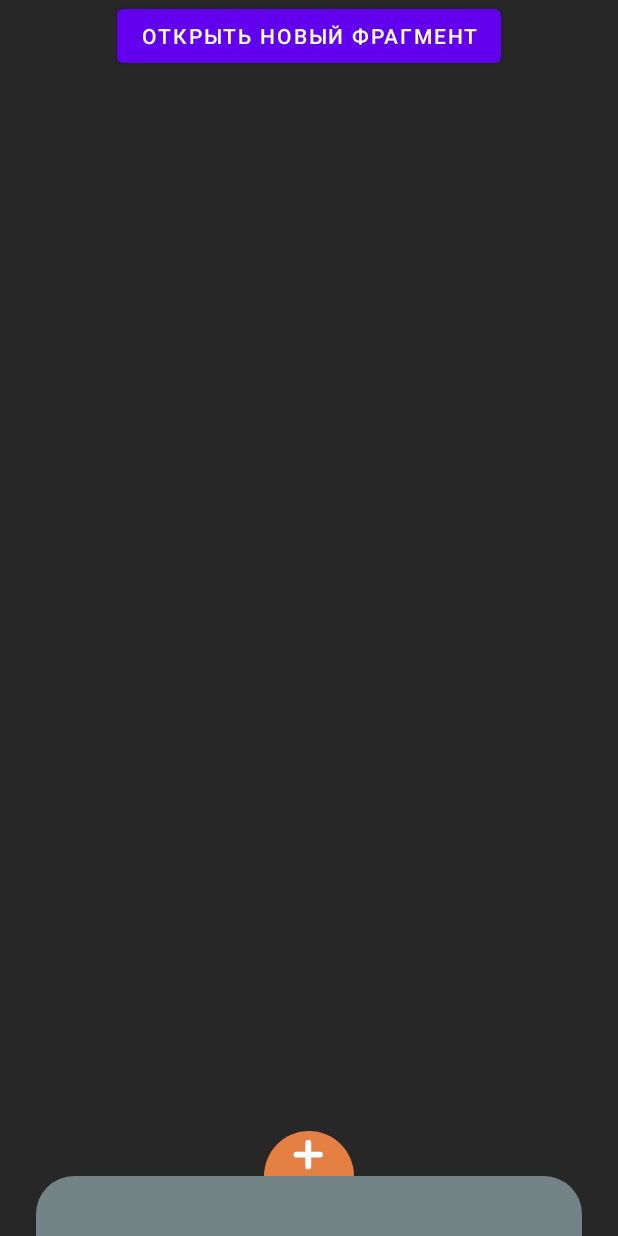
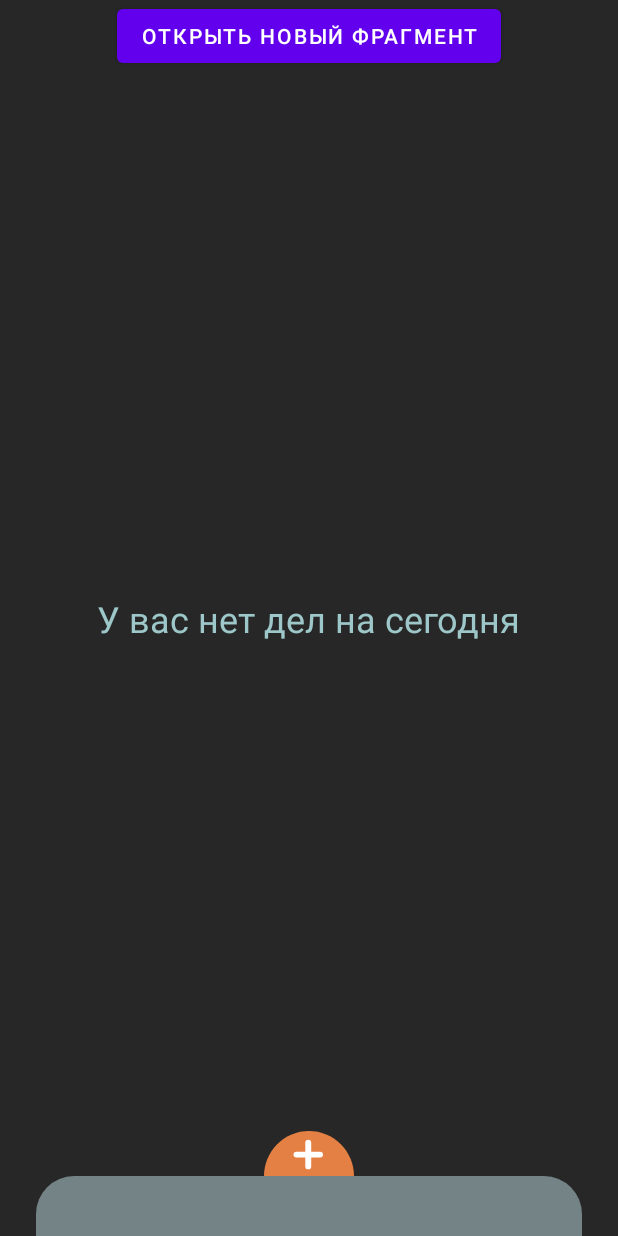
Before and after one commit to Orthodoxal/Simbirsoft-Android-Dairy, an Android app: the screen it shows after launch (MainActivity), on a phone screen of 412 x 824 dp. Run offline under Robolectric (Android 15) with nearby library versions, the phone set to English and light mode, and no system bars; our stand-ins replace Room's generated code.

Commit message:
change_delete_businesses

```diff
--- a/app/src/main/java/com/example/diary/screens/main/diary_todo_list/DiaryToDoListFragment.kt
+++ b/app/src/main/java/com/example/diary/screens/main/diary_todo_list/DiaryToDoListFragment.kt
@@ -5,8 +5,8 @@ import android.view.View
 import androidx.fragment.app.viewModels
 import androidx.navigation.fragment.findNavController
 import com.example.diary.R
-import com.example.diary.databinding.FragmentBusinessBinding
 import com.example.diary.databinding.FragmentDiaryTodoListBinding
+import com.example.diary.model.businesses.entities.Business
 import com.example.diary.screens.base.BaseFragment
 
 class DiaryToDoListFragment : BaseFragment(R.layout.fragment_diary_todo_list) {
@@ -20,13 +20,34 @@ class DiaryToDoListFragment : BaseFragment(R.layout.fragment_diary_todo_list) {
 
         //viewModel.deleteAllBusinesses()
 
-        val businessesList = viewModel.getAllBusinesses()
-        val adapter = context?.let { BusinessesAdapter(it, businessesList) }
-        binding.todoListView.adapter = adapter
+        with(binding) {
+            val businessesList = viewModel.getAllBusinesses()
+            if (businessesList.isEmpty()) {
+                emptyTextView.visibility = View.VISIBLE
+            } else {
+                val onClickAction = { business: Business ->
+                    val direction =
+                        DiaryToDoListFragmentDirections.actionDiaryToDoListFragmentToBusinessFragment(
+                            id = business.id,
+                            dateStart = business.dateStart,
+                            dateFinish = business.dateFinish,
+                            name = business.name,
+                            description = business.description,
+                        )
+                    findNavController().navigate(direction)
+                }
+                val adapter = context?.let { BusinessesAdapter(it, businessesList, onClickAction) }
+                todoListView.adapter = adapter
+            }
 
-        binding.buttonOpen.setOnClickListener {
-            val direction = DiaryToDoListFragmentDirections.actionDiaryToDoListFragmentToBusinessFragment()
-            findNavController().navigate(direction)
+            buttonOpen.setOnClickListener {
+                val direction =
+                    DiaryToDoListFragmentDirections.actionDiaryToDoListFragmentToBusinessFragment(
+                        null,
+                        null
+                    )
+                findNavController().navigate(direction)
+            }
         }
     }
 
--- a/app/src/main/res/layout/fragment_business.xml
+++ b/app/src/main/res/layout/fragment_business.xml
@@ -112,7 +112,6 @@
         android:id="@+id/buttonSave"
         style="@style/PositiveButtonStyle"
         android:text="@string/save_button_text"
-        android:visibility="invisible"
         app:layout_constraintStart_toStartOf="parent"
         app:layout_constraintEnd_toEndOf="parent"
         app:layout_constraintBottom_toBottomOf="@+id/buttonDelete"
--- a/app/src/main/res/layout/fragment_diary_todo_list.xml
+++ b/app/src/main/res/layout/fragment_diary_todo_list.xml
@@ -28,6 +28,19 @@
         app:layout_constraintTop_toBottomOf="@id/buttonOpen"
         app:layout_constraintBottom_toBottomOf="parent"/>
 
+    <TextView
+        android:id="@+id/emptyTextView"
+        android:layout_width="wrap_content"
+        android:layout_height="wrap_content"
+        android:textSize="@dimen/text_large"
+        android:textColor="@color/opal"
+        android:visibility="invisible"
+        android:text="@string/empty_todo_list"
+        app:layout_constraintLeft_toLeftOf="parent"
+        app:layout_constraintRight_toRightOf="parent"
+        app:layout_constraintTop_toTopOf="parent"
+        app:layout_constraintBottom_toBottomOf="parent"/>
+
     <include layout="@layout/bottom_menu"
         android:layout_height="wrap_content"
         android:layout_width="match_parent"
--- a/app/src/main/res/navigation/nav_graph.xml
+++ b/app/src/main/res/navigation/nav_graph.xml
@@ -18,5 +18,26 @@
         android:id="@+id/businessFragment"
         android:name="com.example.diary.screens.main.business.BusinessFragment"
         android:label="fragment_business"
-        tools:layout="@layout/fragment_business" />
+        tools:layout="@layout/fragment_business" >
+        <argument
+            android:name="id"
+            app:argType="long"
+            android:defaultValue="-1L" />
+        <argument
+            android:name="dateStart"
+            app:argType="long"
+            android:defaultValue="-1L" />
+        <argument
+            android:name="dateFinish"
+            app:argType="long"
+            android:defaultValue="-1L" />
+        <argument
+            android:name="name"
+            app:argType="string"
+            app:nullable="true" />
+        <argument
+            android:name="description"
+            app:argType="string"
+            app:nullable="true" />
+    </fragment>
 </navigation>
--- a/app/src/main/res/values/strings.xml
+++ b/app/src/main/res/values/strings.xml
@@ -8,8 +8,10 @@
     <string name="delete_button_text">Удалить</string>
     <string name="save_button_text">Сохранить</string>
     <string name="change_button_text">Изменить</string>
+    <string name="empty_todo_list">У вас нет дел на сегодня</string>
 
     <!-- Toasts -->
     <string name="save_toast">Дело успешно сохранено</string>
+    <string name="delete_toast">Дело "%s" удалено</string>
     <string name="incorrect_time_toast">Указано некорректное время</string>
 </resources>
```
Also changed, not shown: app/src/main/java/com/example/diary/screens/main/business/BusinessFragment.kt (+55 -21 lines), app/src/main/java/com/example/diary/screens/main/business/BusinessViewModel.kt (+16 -4 lines), app/src/main/java/com/example/diary/screens/main/diary_todo_list/BusinessesAdapter.kt (+9 -2 lines).
